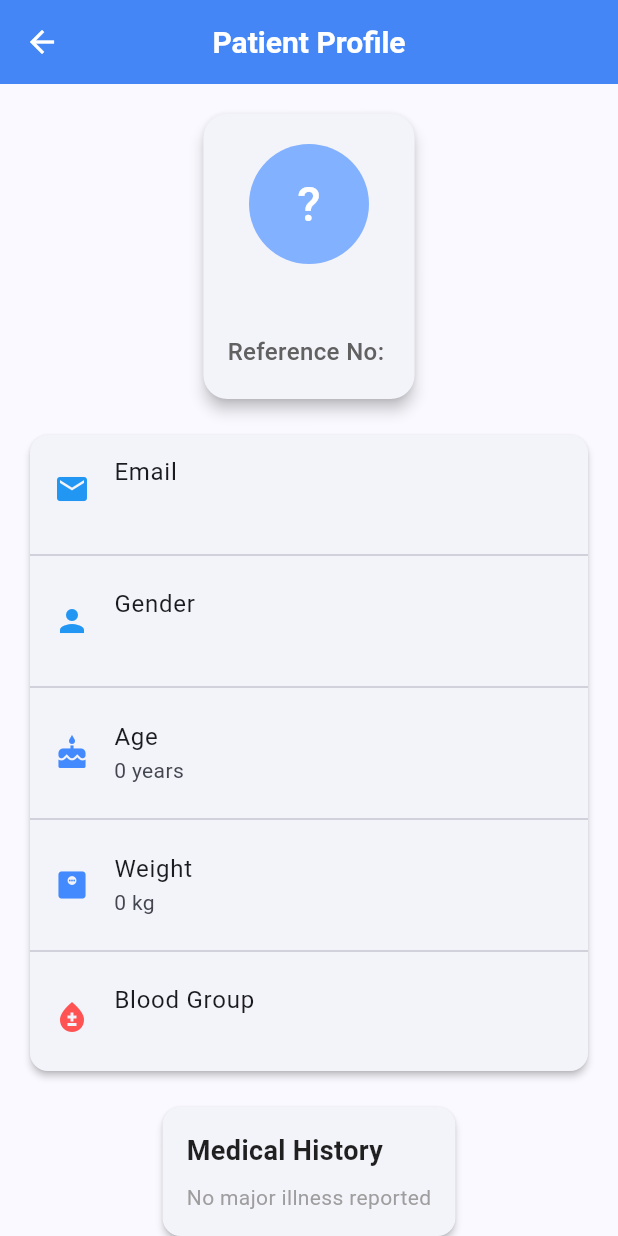
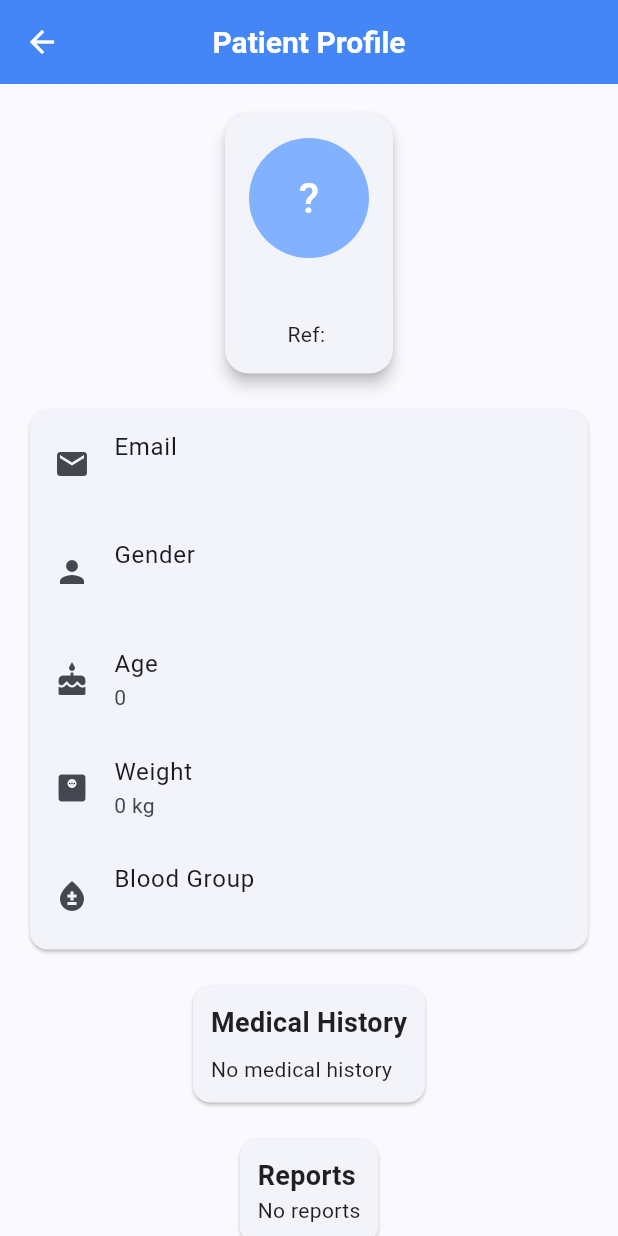
Before and after one commit to Abdullah22s/ClickDoc_Revised3rdTime, a Flutter app: the DoctorPatientProfileView screen opened directly with empty values, on a phone screen of 412 x 824 dp. Run offline on Flutter 3.47's test engine with Material 3 defaults, Android fonts, the phone set to English and light mode, and no system bars; our stand-ins replace cloud_firestore, file_picker, firebase_auth, firebase_core, firebase_messaging, firebase_storage and 6 more; missing offline and left inert: record; accounts and stored records are empty; network calls fail.

Commit message:
8:22 Pm 17 Apr

```diff
--- a/lib/viewmodels/doctor/doctor_dashboard_viewmodel.dart
+++ b/lib/viewmodels/doctor/doctor_dashboard_viewmodel.dart
@@ -17,5 +17,8 @@ class DoctorDashboardViewModel extends ChangeNotifier {
     DoctorDashboardModel(icon: Icons.calendar_today, label: 'Appointments'),
     DoctorDashboardModel(icon: Icons.local_hospital, label: 'Physical OPD'),
     DoctorDashboardModel(icon: Icons.medical_services, label: 'Online Clinic'),
+
+    /// ✅ NEW (ONLY ADDITION — nothing else changed)
+    DoctorDashboardModel(icon: Icons.people, label: 'Current Patients'),
   ];
 }
--- a/lib/views/doctor/doctor_patient_profile_view.dart
+++ b/lib/views/doctor/doctor_patient_profile_view.dart
@@ -1,9 +1,12 @@
+import 'dart:io';
+
 import 'package:flutter/material.dart';
+import 'package:cloud_firestore/cloud_firestore.dart';
+import 'package:file_picker/file_picker.dart';
+import 'package:firebase_storage/firebase_storage.dart';
 import 'package:provider/provider.dart';
-import 'package:cloud_firestore/cloud_firestore.dart';
 
 import '../../viewmodels/doctor/doctor_patient_profile_viewmodel.dart';
-import '../../models/patient/patient_model.dart';
 
 class DoctorPatientProfileView extends StatelessWidget {
   final String referenceNumber;
@@ -43,17 +46,17 @@ class DoctorPatientProfileView extends StatelessWidget {
               padding: const EdgeInsets.all(16),
               child: Column(
                 children: [
-                  /// =========================
-                  /// PROFILE CARD
-                  /// =========================
+
+                  // =========================
+                  // PATIENT INFO (YOUR ORIGINAL SECTION KEPT)
+                  // =========================
                   Card(
                     elevation: 4,
                     shape: RoundedRectangleBorder(
                       borderRadius: BorderRadius.circular(16),
                     ),
                     child: Padding(
-                      padding: const EdgeInsets.symmetric(
-                          horizontal: 16, vertical: 20),
+                      padding: const EdgeInsets.all(16),
                       child: Column(
                         children: [
                           CircleAvatar(
@@ -64,23 +67,20 @@ class DoctorPatientProfileView extends StatelessWidget {
                                   ? patient.name[0].toUpperCase()
                                   : "?",
                               style: const TextStyle(
-                                  fontSize: 32, color: Colors.white),
+                                fontSize: 28,
+                                color: Colors.white,
                               ),
                             ),
-                          const SizedBox(height: 12),
+                          ),
+                          const SizedBox(height: 10),
                           Text(
                             patient.name,
                             style: const TextStyle(
-                                fontSize: 22, fontWeight: FontWeight.bold),
+                              fontSize: 22,
+                              fontWeight: FontWeight.bold,
                             ),
-                          const SizedBox(height: 4),
-                          Text(
-                            "Reference No: ${patient.referenceNumber}",
-                            style: TextStyle(
-                                fontSize: 16,
-                                color: Colors.grey.shade700,
-                                fontWeight: FontWeight.w500),
                           ),
+                          Text("Ref: ${patient.referenceNumber}"),
                         ],
                       ),
                     ),
@@ -88,45 +88,34 @@ class DoctorPatientProfileView extends StatelessWidget {
 
                   const SizedBox(height: 16),
 
-                  /// =========================
-                  /// BASIC INFO
-                  /// =========================
+                  // =========================
+                  // BASIC INFO (PRESERVED)
+                  // =========================
                   Card(
-                    elevation: 2,
-                    shape: RoundedRectangleBorder(
-                      borderRadius: BorderRadius.circular(12),
-                    ),
                     child: Column(
                       children: [
                         ListTile(
-                          leading: const Icon(Icons.email, color: Colors.blue),
+                          leading: const Icon(Icons.email),
                           title: const Text("Email"),
                           subtitle: Text(patient.email),
                         ),
-                        const Divider(),
                         ListTile(
-                          leading: const Icon(Icons.person, color: Colors.blue),
+                          leading: const Icon(Icons.person),
                           title: const Text("Gender"),
                           subtitle: Text(patient.gender),
                         ),
-                        const Divider(),
                         ListTile(
-                          leading:
-                          const Icon(Icons.cake, color: Colors.blueAccent),
+                          leading: const Icon(Icons.cake),
                           title: const Text("Age"),
-                          subtitle: Text("${patient.age} years"),
+                          subtitle: Text("${patient.age}"),
                         ),
-                        const Divider(),
                         ListTile(
-                          leading: const Icon(Icons.monitor_weight,
-                              color: Colors.blueAccent),
+                          leading: const Icon(Icons.monitor_weight),
                           title: const Text("Weight"),
                           subtitle: Text("${patient.weight} kg"),
                         ),
-                        const Divider(),
                         ListTile(
-                          leading: const Icon(Icons.bloodtype,
-                              color: Colors.redAccent),
+                          leading: const Icon(Icons.bloodtype),
                           title: const Text("Blood Group"),
                           subtitle: Text(patient.bloodGroup),
                         ),
@@ -136,40 +125,30 @@ class DoctorPatientProfileView extends StatelessWidget {
 
                   const SizedBox(height: 16),
 
-                  /// =========================
-                  /// MEDICAL HISTORY
-                  /// =========================
+                  // =========================
+                  // MEDICAL HISTORY (PRESERVED)
+                  // =========================
                   Card(
-                    elevation: 2,
-                    shape: RoundedRectangleBorder(
-                      borderRadius: BorderRadius.circular(12),
-                    ),
                     child: Padding(
-                      padding: const EdgeInsets.all(16),
+                      padding: const EdgeInsets.all(12),
                       child: Column(
                         crossAxisAlignment: CrossAxisAlignment.start,
                         children: [
                           const Text(
                             "Medical History",
                             style: TextStyle(
-                                fontSize: 18, fontWeight: FontWeight.bold),
+                              fontSize: 18,
+                              fontWeight: FontWeight.bold,
+                            ),
                           ),
                           const SizedBox(height: 8),
                           patient.medicalHistory.isEmpty
-                              ? const Text(
-                            "No major illness reported",
-                            style: TextStyle(color: Colors.grey),
-                          )
+                              ? const Text("No medical history")
                               : Wrap(
                             spacing: 6,
-                            runSpacing: 6,
-                            children:
-                            patient.medicalHistory.map((disease) {
-                              return Chip(
-                                label: Text(disease),
-                                backgroundColor: Colors.red.shade50,
-                              );
-                            }).toList(),
+                            children: patient.medicalHistory
+                                .map((e) => Chip(label: Text(e)))
+                                .toList(),
                           ),
                         ],
                       ),
@@ -178,72 +157,139 @@ class DoctorPatientProfileView extends StatelessWidget {
 
                   const SizedBox(height: 16),
 
-                  /// =========================
-                  /// REPORTS SECTION (NEW 🔥)
-                  /// =========================
-                  Card(
-                    elevation: 2,
-                    shape: RoundedRectangleBorder(
-                      borderRadius: BorderRadius.circular(12),
+                  // =========================
+                  // REPORTS (ADDED)
+                  // =========================
+                  _buildReports(patient.id),
+
+                  const SizedBox(height: 16),
+
+                  // =========================
+                  // PRESCRIPTIONS (ADDED)
+                  // =========================
+                  _buildPrescriptions(patient.id),
+
+                  const SizedBox(height: 20),
+
+                  // =========================
+                  // ADD PRESCRIPTION BUTTON (ADDED)
+                  // =========================
+                  ElevatedButton.icon(
+                    onPressed: () {
+                      _showPrescriptionDialog(context, patient.id);
+                    },
+                    icon: const Icon(Icons.medical_services),
+                    label: const Text("Add Prescription"),
+                    style: ElevatedButton.styleFrom(
+                      backgroundColor: Colors.green,
                     ),
+                  ),
+                ],
+              ),
+            ),
+          );
+        },
+      ),
+    );
+  }
+
+  // =========================
+  // REPORTS SECTION
+  // =========================
+  Widget _buildReports(String patientId) {
+    return Card(
       child: Padding(
-                      padding: const EdgeInsets.all(16),
+        padding: const EdgeInsets.all(12),
         child: Column(
           crossAxisAlignment: CrossAxisAlignment.start,
           children: [
             const Text(
               "Reports",
-                            style: TextStyle(
-                                fontSize: 18, fontWeight: FontWeight.bold),
+              style: TextStyle(fontSize: 18, fontWeight: FontWeight.bold),
             ),
-                          const SizedBox(height: 10),
+            StreamBuilder<QuerySnapshot>(
+              stream: FirebaseFirestore.instance
+                  .collection('patients')
+                  .doc(patientId)
+                  .collection('reports')
+                  .orderBy('uploadedAt', descending: true)
+                  .snapshots(),
+              builder: (context, snapshot) {
+                if (!snapshot.hasData) return const SizedBox();
 
-                          StreamBuilder<QuerySnapshot>(
-                            stream: viewModel.getReportsStream(),
-                            builder: (context, snapshot) {
-                              if (snapshot.connectionState ==
-                                  ConnectionState.waiting) {
-                                return const Center(
-                                    child: CircularProgressIndicator());
+                final docs = snapshot.data!.docs;
+
+                if (docs.isEmpty) {
+                  return const Text("No reports");
                 }
-
-                              if (!snapshot.hasData ||
-                                  snapshot.data!.docs.isEmpty) {
-                                return const Text(
-                                  "No reports uploaded",
-                                  style: TextStyle(color: Colors.grey),
-                                );
-                              }
-
-                              final reports = snapshot.data!.docs;
 
                 return ListView.builder(
                   shrinkWrap: true,
                   physics: const NeverScrollableScrollPhysics(),
-                                itemCount: reports.length,
+                  itemCount: docs.length,
                   itemBuilder: (context, index) {
-                                  final data = reports[index];
+                    final data = docs[index];
+                    return ListTile(
+                      leading: const Icon(Icons.picture_as_pdf),
+                      title: Text(data['fileName']),
+                    );
+                  },
+                );
+              },
+            ),
+          ],
+        ),
+      ),
+    );
+  }
 
-                                  final fileName =
-                                      data['fileName'] ?? 'Report';
-                                  final fileUrl = data['fileUrl'];
-                                  final fileType = data['fileType'];
+  // =========================
+  // PRESCRIPTIONS SECTION
+  // =========================
+  Widget _buildPrescriptions(String patientId) {
+    return Card(
+      child: Padding(
+        padding: const EdgeInsets.all(12),
+        child: Column(
+          crossAxisAlignment: CrossAxisAlignment.start,
+          children: [
+            const Text(
+              "Prescriptions",
+              style: TextStyle(fontSize: 18, fontWeight: FontWeight.bold),
+            ),
+            StreamBuilder<QuerySnapshot>(
+              stream: FirebaseFirestore.instance
+                  .collection('patients')
+                  .doc(patientId)
+                  .collection('prescriptions')
+                  .orderBy('createdAt', descending: true)
+                  .snapshots(),
+              builder: (context, snapshot) {
+                if (!snapshot.hasData) return const SizedBox();
+
+                final docs = snapshot.data!.docs;
+
+                if (docs.isEmpty) {
+                  return const Text("No prescriptions yet");
+                }
+
+                return ListView.builder(
+                  shrinkWrap: true,
+                  physics: const NeverScrollableScrollPhysics(),
+                  itemCount: docs.length,
+                  itemBuilder: (context, index) {
+                    final data = docs[index];
 
                     return ListTile(
                       leading: Icon(
-                                      fileType == 'pdf'
-                                          ? Icons.picture_as_pdf
-                                          : Icons.image,
-                                      color: fileType == 'pdf'
-                                          ? Colors.red
-                                          : Colors.blue,
+                        data['type'] == 'image'
+                            ? Icons.image
+                            : Icons.description,
                       ),
-                                    title: Text(fileName),
-                                    trailing: IconButton(
-                                      icon: const Icon(Icons.open_in_new),
-                                      onPressed: () {
-                                        viewModel.openReport(fileUrl);
-                                      },
+                      title: Text(
+                        data['type'] == 'image'
+                            ? "Image Prescription"
+                            : data['content'],
                       ),
                     );
                   },
@@ -253,15 +299,52 @@ class DoctorPatientProfileView extends StatelessWidget {
           ],
         ),
       ),
-                  ),
+    );
+  }
 
-                  const SizedBox(height: 24),
-                ],
+  // =========================
+  // ADD PRESCRIPTION DIALOG
+  // =========================
+  void _showPrescriptionDialog(BuildContext context, String patientId) {
+    final controller = TextEditingController();
+
+    showDialog(
+      context: context,
+      builder: (context) {
+        return AlertDialog(
+          title: const Text("Add Prescription"),
+          content: TextField(
+            controller: controller,
+            maxLines: 4,
+            decoration: const InputDecoration(
+              hintText: "Write prescription...",
             ),
           ),
+          actions: [
+            TextButton(
+              onPressed: () => Navigator.pop(context),
+              child: const Text("Cancel"),
+            ),
+            ElevatedButton(
+              onPressed: () async {
+                if (controller.text.isNotEmpty) {
+                  await FirebaseFirestore.instance
+                      .collection('patients')
+                      .doc(patientId)
+                      .collection('prescriptions')
+                      .add({
+                    'type': 'text',
+                    'content': controller.text,
+                    'createdAt': FieldValue.serverTimestamp(),
+                  });
+                }
+                Navigator.pop(context);
+              },
+              child: const Text("Save"),
+            ),
+          ],
         );
       },
-      ),
     );
   }
 }
```
Also changed, not shown: lib/viewmodels/doctor/doctor_appointments_viewmodel.dart (+21 -4 lines), lib/viewmodels/doctor/doctor_current_patients_viewmodel.dart (added, +16 -0 lines), lib/views/doctor/doctor_current_patients_view.dart (added, +121 -0 lines), lib/views/doctor/doctor_dashboard_view.dart (+13 -1 lines). Lines whose indentation alone changed are shown as unchanged.
